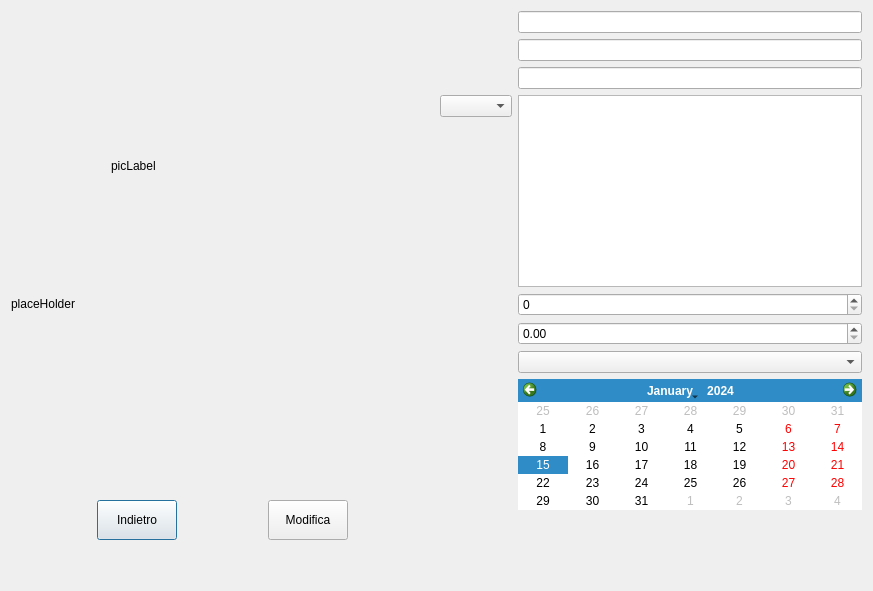
Old version of the form Progetto/itemDialog.ui in the repository simoven/ProgettoPO.
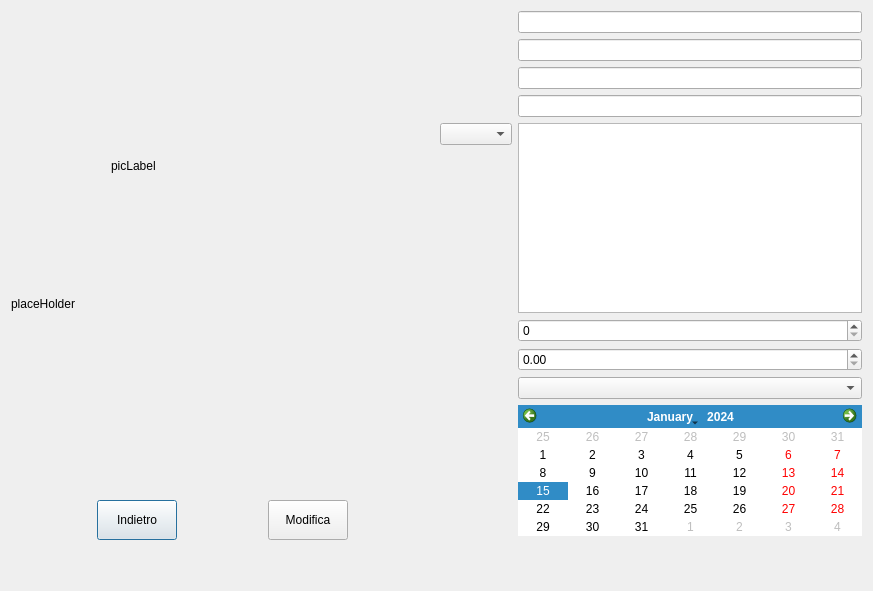
New version of the form.

Commit message: Work in various dialog

Diff of the .ui file:
```diff
--- a/Progetto/itemDialog.ui
+++ b/Progetto/itemDialog.ui
@@ -213,26 +213,26 @@
      <item row="2" column="1">
       <widget class="QLineEdit" name="itmLineEdit3"/>
      </item>
-     <item row="3" column="1">
-      <widget class="QPlainTextEdit" name="itmPlainText"/>
-     </item>
      <item row="4" column="1">
-      <widget class="QSpinBox" name="itmSpinBox"/>
+      <widget class="QPlainTextEdit" name="itmPlainText"/>
      </item>
      <item row="5" column="1">
+      <widget class="QSpinBox" name="itmSpinBox"/>
+     </item>
+     <item row="6" column="1">
       <widget class="QDoubleSpinBox" name="itmDoubleSpin"/>
      </item>
-     <item row="6" column="0">
+     <item row="7" column="0">
       <widget class="QLabel" name="itmLabel7">
        <property name="text">
         <string/>
        </property>
       </widget>
      </item>
-     <item row="6" column="1">
+     <item row="7" column="1">
       <widget class="QComboBox" name="itmComboBox"/>
      </item>
-     <item row="8" column="0" colspan="2">
+     <item row="9" column="0" colspan="2">
       <spacer name="verticalSpacer_3">
        <property name="orientation">
         <enum>Qt::Vertical</enum>
@@ -245,10 +245,10 @@
        </property>
       </spacer>
      </item>
-     <item row="3" column="0">
+     <item row="4" column="0">
       <widget class="QComboBox" name="itmCombo4"/>
      </item>
-     <item row="7" column="1">
+     <item row="8" column="1">
       <widget class="QCalendarWidget" name="calendarWidget">
        <property name="horizontalHeaderFormat">
         <enum>QCalendarWidget::NoHorizontalHeader</enum>
@@ -265,20 +265,30 @@
        </property>
       </widget>
      </item>
-     <item row="5" column="0">
+     <item row="6" column="0">
       <widget class="QLabel" name="itmLabel6">
        <property name="text">
         <string/>
        </property>
       </widget>
      </item>
-     <item row="4" column="0">
+     <item row="5" column="0">
       <widget class="QLabel" name="itmLabel5">
        <property name="text">
         <string/>
        </property>
       </widget>
      </item>
+     <item row="3" column="1">
+      <widget class="QLineEdit" name="itmLineEdit4"/>
+     </item>
+     <item row="3" column="0">
+      <widget class="QLabel" name="itmLabel4">
+       <property name="text">
+        <string/>
+       </property>
+      </widget>
+     </item>
     </layout>
    </item>
   </layout>
```
The commit also changes 5 other files.
